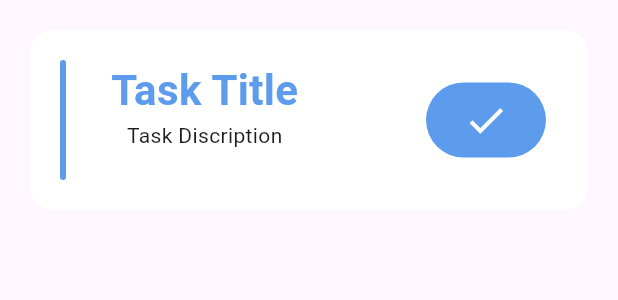
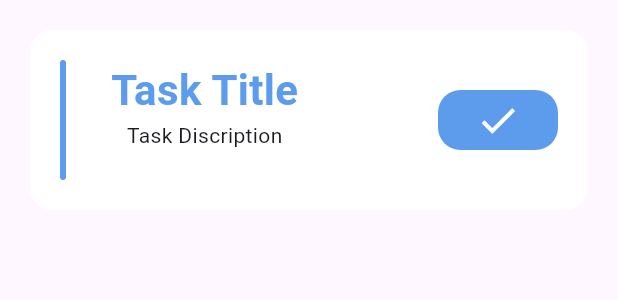
Before and after one commit to hanaa-Osama/todo-app, a Flutter app: the TaskItem widget shown alone on an empty page, opened directly, on a phone screen of 412 x 824 dp. Shown: the top 300 px of the screen. Run offline on Flutter 3.47's test engine with Material 3 defaults, Android fonts, the phone set to English and light mode, and no system bars; our stand-ins replace calendar_timeline.

Commit message:
final UI

```diff
--- a/lib/taskItem.dart
+++ b/lib/taskItem.dart
@@ -43,17 +43,18 @@ class TaskItem extends StatelessWidget {
           IconButton(onPressed: (){
 
           },
-              icon: Container(
-                height: 50,
-                width: 80,
-                decoration: BoxDecoration(
-                  borderRadius: BorderRadius.circular(30),
-                  color: primaryColor,
-                ),
-                child: Icon(Icons.check,
-                color: Colors.white,
-                size: 30,),
-              ))
+            icon: Icon(Icons.check,
+            color: Colors.white,
+            size: 30,),
+            padding: EdgeInsets.zero,
+            style: ElevatedButton.styleFrom(
+              backgroundColor: primaryColor,
+              minimumSize: Size(80, 40),
+              shape: RoundedRectangleBorder(
+                  borderRadius: BorderRadius.circular(15)
+              )
+            ),
+          )
         ],
       ),
     );
```
Also changed, not shown: lib/addTask.dart (added, +76 -0 lines), lib/taskTab.dart (+9 -1 lines), lib/todo_screen.dart (+17 -5 lines).
